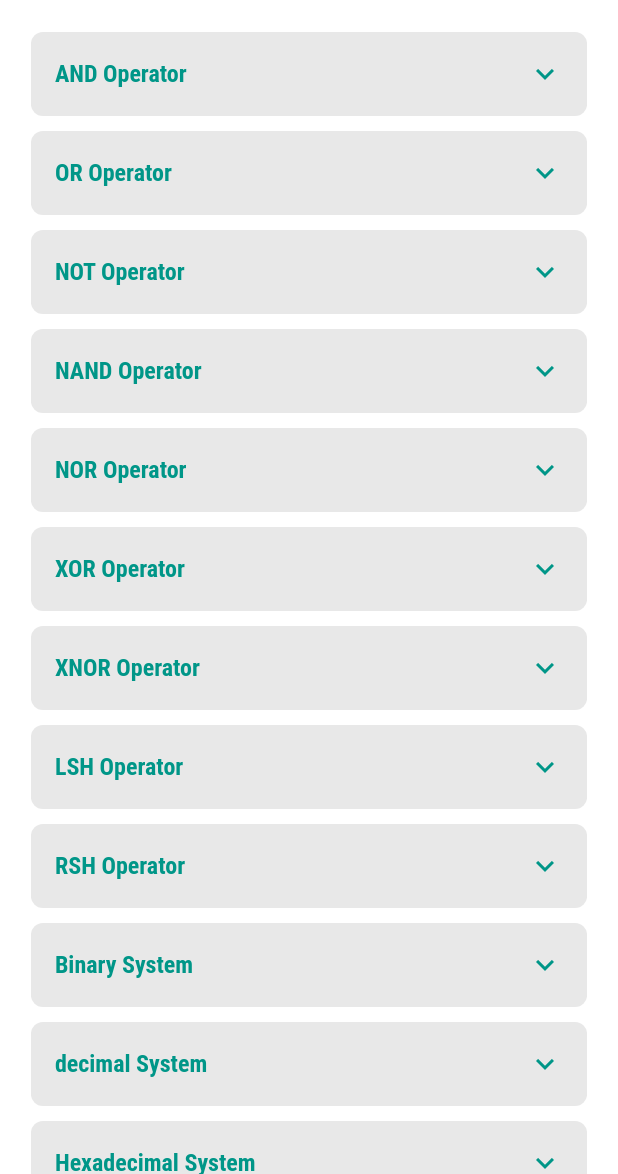
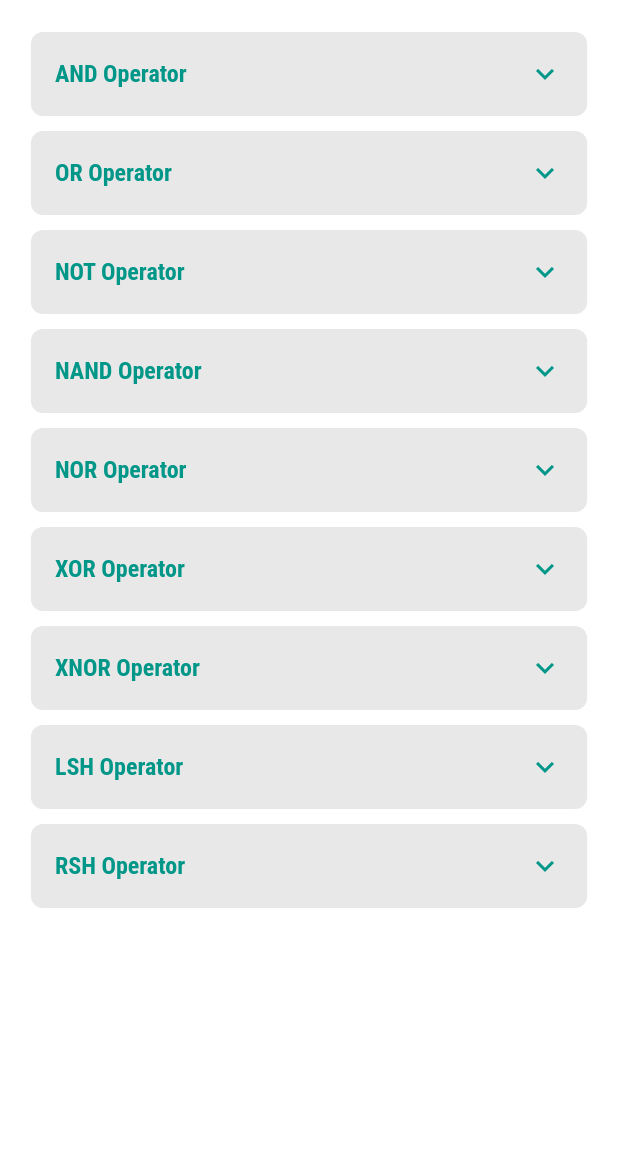
Before and after one commit to islamkhalid295/Graduation-Project, a Flutter app: the Documentation screen opened by its route, on a phone screen of 412 x 824 dp, the part 62-1236 px from its top. Run offline on Flutter 3.47's test engine with Material 2 defaults, Android fonts, the light colour scheme and no system bars; our stand-ins replace cloud_firestore, firebase_auth, firebase_core, flutter_bloc, google_sign_in, modal_progress_hud_nsn and 3 more; accounts and stored records are empty.

Commit message:
documentation enhancements

```diff
--- a/lib/Cubits/calculator_cubit/calculator_cubit.dart
+++ b/lib/Cubits/calculator_cubit/calculator_cubit.dart
@@ -240,8 +240,6 @@ class CalculatorCubit extends Cubit<CalculatorState> {
     pos = controller.text.length;
     print(() => 'text+str: ${controller.text}, ($startPosition, $endPosition)');
     controller.text += temp;
-
-    // 0110
     pattern = patternGenerator(controller.text);
     startPosition = endPosition = pos;
     controller.selection =
--- a/lib/Models/app_config.dart
+++ b/lib/Models/app_config.dart
@@ -141,6 +141,8 @@ List<DocumentationElement> documentation = [
     example: [
       Example(num1: "001", num2: "011", operation: "AND", result: "001")
     ],
+    truthTable:
+        TruthTable(zeroZero: '0', zeroOne: '0', oneZero: '0', oneOne: '1'),
   ),
   DocumentationElement(
     title: "OR Operator",
@@ -148,42 +150,57 @@ List<DocumentationElement> documentation = [
         "The logical OR operator, The result of the expression is true if either or both of the expressions are true. If both expressions are false, the result is false.",
     example: [
       Example(num1: "001", num2: "011", operation: "OR", result: "011")
-      ]),
+    ],
+    truthTable:
+        TruthTable(zeroZero: '0', zeroOne: '1', oneZero: '1', oneOne: '1'),
+  ),
   DocumentationElement(
     title: "NOT Operator",
     description:
         "The logical NOT operator  if the expression is true, the NOT operator will return false, and if the expression is false, the NOT operator will return true.",
-      example: [
-        Example(num1: "001", num2: "", operation: "NOT", result: "110")
-      ]),
+    example: [Example(num1: "001", num2: "", operation: "NOT", result: "110")],
+    truthTable: UnariTruthTable(zero: '0', one: '1'),
+  ),
   DocumentationElement(
     title: "NAND Operator",
     description:
         "The NAND operator is a logical operator that combines two Boolean expressions. The result of the expression is false if both expressions are true. If either expression is false, the result is true.",
     example: [
       Example(num1: "001", num2: "011", operation: "NAND", result: "110")
-      ]),
+    ],
+    truthTable:
+        TruthTable(zeroZero: '1', zeroOne: '1', oneZero: '1', oneOne: '0'),
+  ),
   DocumentationElement(
     title: "NOR Operator",
     description:
         "The NOR operator is a logical operator that combines two Boolean expressions. The result of the expression is true if both expressions are false. If either expression is true, the result is false.",
     example: [
       Example(num1: "001", num2: "011", operation: "NOR", result: "100")
-      ]),
+    ],
+    truthTable:
+        TruthTable(zeroZero: '1', zeroOne: '0', oneZero: '0', oneOne: '0'),
+  ),
   DocumentationElement(
     title: "XOR Operator",
     description:
         "The XOR operator is a logical operator that combines two Boolean expressions. The result of the expression is true if and only if exactly one of the expressions is true. If both expressions are true or both expressions are false, the result is false.",
     example: [
       Example(num1: "001", num2: "011", operation: "XOR", result: "010")
-      ]),
+    ],
+    truthTable:
+        TruthTable(zeroZero: '0', zeroOne: '1', oneZero: '1', oneOne: '0'),
+  ),
   DocumentationElement(
     title: "XNOR Operator",
     description:
         "The XNOR operator is a logical operator that combines two Boolean expressions. The result of the expression is true if and only if both expressions are equal. If the expressions are not equal, the result is false.",
     example: [
       Example(num1: "001", num2: "011", operation: "XNOR", result: "101")
-      ]),
+    ],
+    truthTable:
+        TruthTable(zeroZero: '1', zeroOne: '0', oneZero: '0', oneOne: '1'),
+  ),
   DocumentationElement(
       title: "LSH Operator",
       description:
@@ -198,32 +215,4 @@ List<DocumentationElement> documentation = [
       example: [
         Example(num1: "1010", num2: "1", operation: "RSH", result: "101")
       ]),
-  DocumentationElement(
-      title: "Binary System",
-      description:
-          "The binary system is a number system that uses only two digits: 0 and 1. It is also known as the base-2 numeral system. The binary system is used in computers and other digital devices to represent data.",
-      example: [
-        Example(num1: "001", num2: "011", operation: "XOR", result: "010")
-      ]),
-  DocumentationElement(
-      title: "decimal System",
-      description:
-          "The decimal system is a number system that uses ten digits: 0, 1, 2, 3, 4, 5, 6, 7, 8, and 9. It is also known as the base-10 numeral system. The decimal system is the most common number system in the world, and it is used in everyday life for counting, measuring, and calculating.",
-      example: [
-        Example(num1: "125", num2: "157", operation: "AND", result: "29")
-      ]),
-  DocumentationElement(
-      title: "Hexadecimal System",
-      description:
-          "Hexadecimal (also base-16 or simply hex) is a positional numeral system that represents numbers using a radix (base) of sixteen. Unlike the decimal system representing numbers using ten symbols, hexadecimal uses sixteen distinct symbols, most often the symbols 0-9 to represent values 0 to 9, and 'A'-'F  to represent values from ten to fifteen. Software developers and system",
-      example: [
-        Example(num1: "125", num2: "157", operation: "AND", result: "1D")
-      ]),
-  DocumentationElement(
-      title: "Octal System",
-      description:
-          "The octal numeral system, or oct for short, is the base-8 number system, and uses the digits 0 to 7. This is to say that 10octal represents eight and 100octal represents sixty-four. However, English, like most languages, uses a base-10 number system, hence a true octal system might use different vocabulary. ... in decimal.",
-      example: [
-        Example(num1: "125", num2: "157", operation: "AND", result: "35")
-      ]),
 ];
--- a/lib/Models/documentation_element_model.dart
+++ b/lib/Models/documentation_element_model.dart
@@ -1,13 +1,214 @@
+import 'package:flutter/material.dart';
+
+import 'app_config.dart';
+
 class DocumentationElement {
   String title;
   String description;
+  TruthTable? truthTable;
   List<Example> example;
-    DocumentationElement({
+  DocumentationElement({
     required this.title,
     required this.description,
+    this.truthTable,
     required this.example,
   });
-
+  Widget showTT(String theme) {
+    TextStyle header = const TextStyle(
+      color: ThemeColors.blueColor,
+      fontWeight: FontWeight.bold,
+      fontSize: 18,
+    );
+    TextStyle text = TextStyle(
+      color: theme == 'light'
+          ? ThemeColors.lightBlackText
+          : ThemeColors.darkWhiteText,
+      fontWeight: FontWeight.bold,
+      fontSize: 16,
+    );
+    return (truthTable is! UnariTruthTable)
+        ? Table(
+            border: TableBorder.all(
+              color: theme == 'light'
+                  ? ThemeColors.darkElemBG.withOpacity(0.5)
+                  : ThemeColors.lightElemBG.withOpacity(0.5),
+              width: 1,
+              borderRadius: BorderRadius.circular(3),
+            ),
+            children: [
+              TableRow(children: [
+                Padding(
+                  padding: const EdgeInsets.all(5),
+                  child: Text(
+                    'A',
+                    style: header,
+                  ),
+                ),
+                Padding(
+                  padding: const EdgeInsets.all(5),
+                  child: Text(
+                    'B',
+                    style: header,
+                  ),
+                ),
+                Padding(
+                  padding: const EdgeInsets.all(5),
+                  child: Text(
+                    'A ${title.substring(0, title.indexOf('Operator') - 1).toUpperCase()} B',
+                    style: header,
+                  ),
+                ),
+              ]),
+              TableRow(children: [
+                Padding(
+                  padding: const EdgeInsets.all(5),
+                  child: Text(
+                    '0',
+                    style: text,
+                  ),
+                ),
+                Padding(
+                  padding: const EdgeInsets.all(5),
+                  child: Text(
+                    '0',
+                    style: text,
+                  ),
+                ),
+                Padding(
+                  padding: const EdgeInsets.all(5),
+                  child: Text(
+                    truthTable!.zeroZero,
+                    style: text,
+                  ),
+                ),
+              ]),
+              TableRow(children: [
+                Padding(
+                  padding: const EdgeInsets.all(5),
+                  child: Text(
+                    '0',
+                    style: text,
+                  ),
+                ),
+                Padding(
+                  padding: const EdgeInsets.all(5),
+                  child: Text(
+                    '1',
+                    style: text,
+                  ),
+                ),
+                Padding(
+                  padding: const EdgeInsets.all(5),
+                  child: Text(
+                    truthTable!.zeroOne,
+                    style: text,
+                  ),
+                ),
+              ]),
+              TableRow(children: [
+                Padding(
+                  padding: const EdgeInsets.all(5),
+                  child: Text(
+                    '1',
+                    style: text,
+                  ),
+                ),
+                Padding(
+                  padding: const EdgeInsets.all(5),
+                  child: Text(
+                    '0',
+                    style: text,
+                  ),
+                ),
+                Padding(
+                  padding: const EdgeInsets.all(5),
+                  child: Text(truthTable!.oneZero),
+                ),
+              ]),
+              TableRow(children: [
+                Padding(
+                  padding: const EdgeInsets.all(5),
+                  child: Text(
+                    '1',
+                    style: text,
+                  ),
+                ),
+                Padding(
+                  padding: const EdgeInsets.all(5),
+                  child: Text(
+                    '1',
+                    style: text,
+                  ),
+                ),
+                Padding(
+                  padding: const EdgeInsets.all(5),
+                  child: Text(
+                    truthTable!.oneOne,
+                    style: text,
+                  ),
+                ),
+              ]),
+            ],
+          )
+        : Table(
+            border: TableBorder.all(
+              color: theme == 'light'
+                  ? ThemeColors.darkElemBG.withOpacity(0.5)
+                  : ThemeColors.lightElemBG.withOpacity(0.5),
+              width: 1,
+              borderRadius: BorderRadius.circular(3),
+            ),
+            children: [
+                TableRow(children: [
+                  Padding(
+                    padding: const EdgeInsets.all(5),
+                    child: Text(
+                      'A',
+                      style: header,
+                    ),
+                  ),
+                  Padding(
+                    padding: const EdgeInsets.all(5),
+                    child: Text(
+                      '${title.substring(0, title.indexOf('Operator') - 1).toUpperCase()} B',
+                      style: header,
+                    ),
+                  ),
+                ]),
+                TableRow(children: [
+                  Padding(
+                    padding: const EdgeInsets.all(5),
+                    child: Text(
+                      '0',
+                      style: text,
+                    ),
+                  ),
+                  Padding(
+                    padding: const EdgeInsets.all(5),
+                    child: Text(
+                      truthTable!.zeroZero,
+                      style: text,
+                    ),
+                  ),
+                ]),
+                TableRow(children: [
+                  Padding(
+                    padding: const EdgeInsets.all(5),
+                    child: Text(
+                      '1',
+                      style: text,
+                    ),
+                  ),
+                  Padding(
+                    padding: const EdgeInsets.all(5),
+                    child: Text(
+                      truthTable!.oneOne,
+                      style: text,
+                    ),
+                  ),
+                ]),
+              ]);
+  }
 }
 
 class Example {
@@ -22,3 +223,30 @@ class Example {
     required this.result,
   });
 }
+
+class UnariExample extends Example {
+  UnariExample({
+    required String num1,
+    required String num2,
+    required String operation,
+    required String result,
+  }) : super(num1: num1, num2: num2, operation: operation, result: result);
+}
+
+class TruthTable {
+  String zeroZero;
+  String zeroOne;
+  String oneZero;
+  String oneOne;
+  TruthTable({
+    required this.zeroZero,
+    required this.zeroOne,
+    required this.oneZero,
+    required this.oneOne,
+  });
+}
+
+class UnariTruthTable extends TruthTable {
+  UnariTruthTable({required String zero, required String one})
+      : super(oneOne: zero, zeroZero: one, oneZero: 'nn', zeroOne: 'nn');
+}
--- a/lib/UI/calculator/keyboard_keys.dart
+++ b/lib/UI/calculator/keyboard_keys.dart
@@ -267,7 +267,8 @@ class KeyboardKeys extends StatelessWidget {
                 ),
                 createButton(
                   child: const Text('='),
-                  onPressed: BlocProvider.of<CalculatorCubit>(context).getResult,
+                  onPressed:
+                      BlocProvider.of<CalculatorCubit>(context).getResult,
                   type: '=',
                   isEnabled: true,
                 ),
--- a/lib/UI/documentation/documentation.dart
+++ b/lib/UI/documentation/documentation.dart
@@ -80,11 +80,12 @@ class Documentation extends StatelessWidget {
                 ),
                 Expanded(
                   child: ListView(
-                    children: documentation
-                        .map(
-                          (e) => createDocElement(e),
-                        )
-                        .toList(),
+                    children: documentation.map(
+                      (e) {
+                        print(e.title);
+                        return createDocElement(e);
+                      },
+                    ).toList(),
                   ),
                 ),
               ],
@@ -168,6 +169,23 @@ class Documentation extends StatelessWidget {
           const SizedBox(
             height: 5,
           ),
+          if (element.title != 'LSH Operator' &&
+              element.title != 'RSH Operator')
+            const SizedBox(
+              height: 5,
+            ),
+          if (element.title != 'LSH Operator' &&
+              element.title != 'RSH Operator')
+            Container(
+              width: 290,
+              alignment: Alignment.center,
+              child: element.showTT(theme!),
+            ),
+          if (element.title != 'LSH Operator' &&
+              element.title != 'RSH Operator')
+            const SizedBox(
+              height: 5,
+            ),
           Container(
             alignment: AlignmentDirectional.centerStart,
             child: Text('Examples:',
--- a/lib/UI/simpllification/keyboard_keys.dart
+++ b/lib/UI/simpllification/keyboard_keys.dart
@@ -94,17 +94,23 @@ class KeyboardKeys extends StatelessWidget {
               type: 'opr',
             ),
             createButton(
-              child: const Text('LSH'),
+              child: const Text('NOT'),
               onPressed: () => BlocProvider.of<SimplificationCubit>(context)
-                  .updateExpr('<<', ' << ', ' oo '),
+                  .updateExpr('~', ' NOT ', ' ooo '),
               type: 'opr',
             ),
-            createButton(
-              child: const Text('RSH'),
-              onPressed: () => BlocProvider.of<SimplificationCubit>(context)
-                  .updateExpr('>>', ' >> ', ' oo '),
-              type: 'opr',
-            ),
+            // createButton(
+            //   child: const Text('LSH'),
+            //   onPressed: () => BlocProvider.of<SimplificationCubit>(context)
+            //       .updateExpr('<<', ' << ', ' oo '),
+            //   type: 'opr',
+            // ),
+            // createButton(
+            //   child: const Text('RSH'),
+            //   onPressed: () => BlocProvider.of<SimplificationCubit>(context)
+            //       .updateExpr('>>', ' >> ', ' oo '),
+            //   type: 'opr',
+            // ),
             //========================= 4th Row ================================//
             createButton(
               child: const Text('A'),
@@ -124,12 +130,7 @@ class KeyboardKeys extends StatelessWidget {
                   .updateExpr('C', 'C', 'n'),
               type: 'letter',
             ),
-            createButton(
-              child: const Text('NOT'),
-              onPressed: () => BlocProvider.of<SimplificationCubit>(context)
-                  .updateExpr('~', ' NOT ', ' ooo '),
-              type: 'opr',
-            ),
+
             //========================= 5th Row ================================//
             createButton(
               child: const Text('D'),
@@ -268,6 +269,7 @@ class KeyboardKeys extends StatelessWidget {
                   .updateExpr('Y', 'Y', 'n'),
               type: 'letter',
             ),
+            const SizedBox(),
             createButton(
               child: const Text('Z'),
               onPressed: () => BlocProvider.of<SimplificationCubit>(context)
@@ -295,6 +297,7 @@ class KeyboardKeys extends StatelessWidget {
                 type: '=',
               ),
             ),
+            const SizedBox(),
           ],
         ),
       ),
```
Lines whose indentation alone changed are shown as unchanged.
